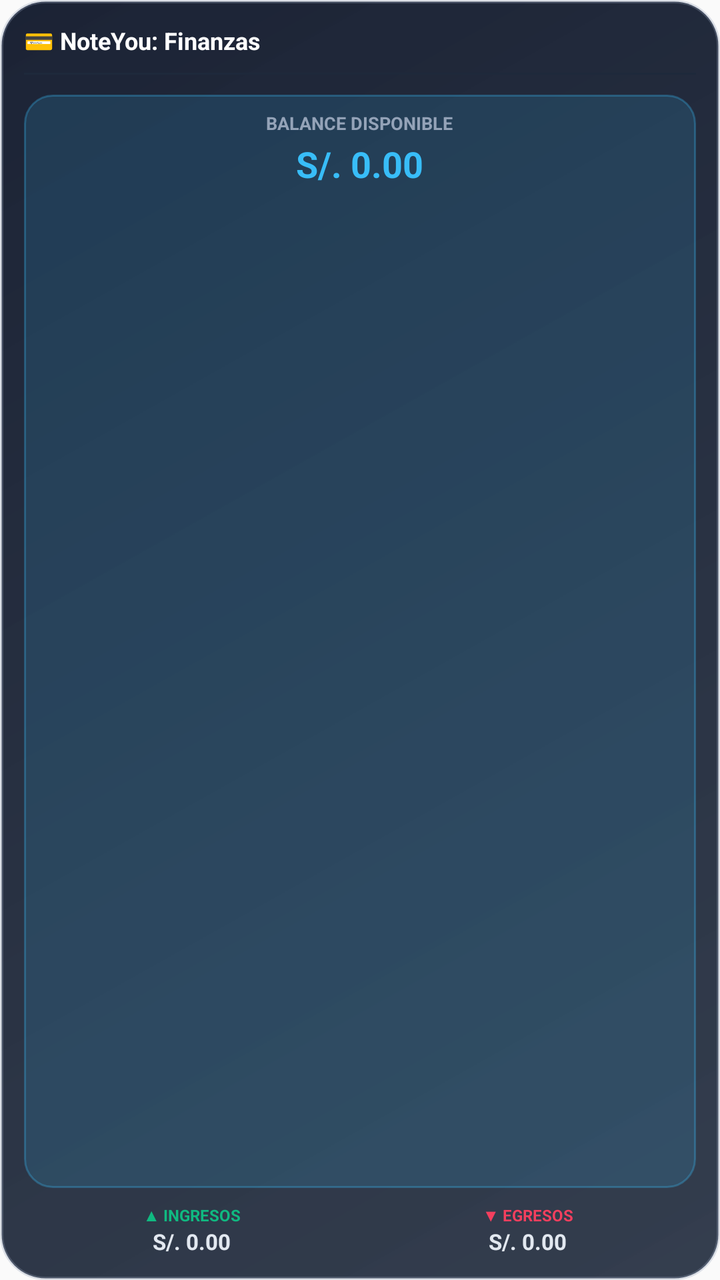
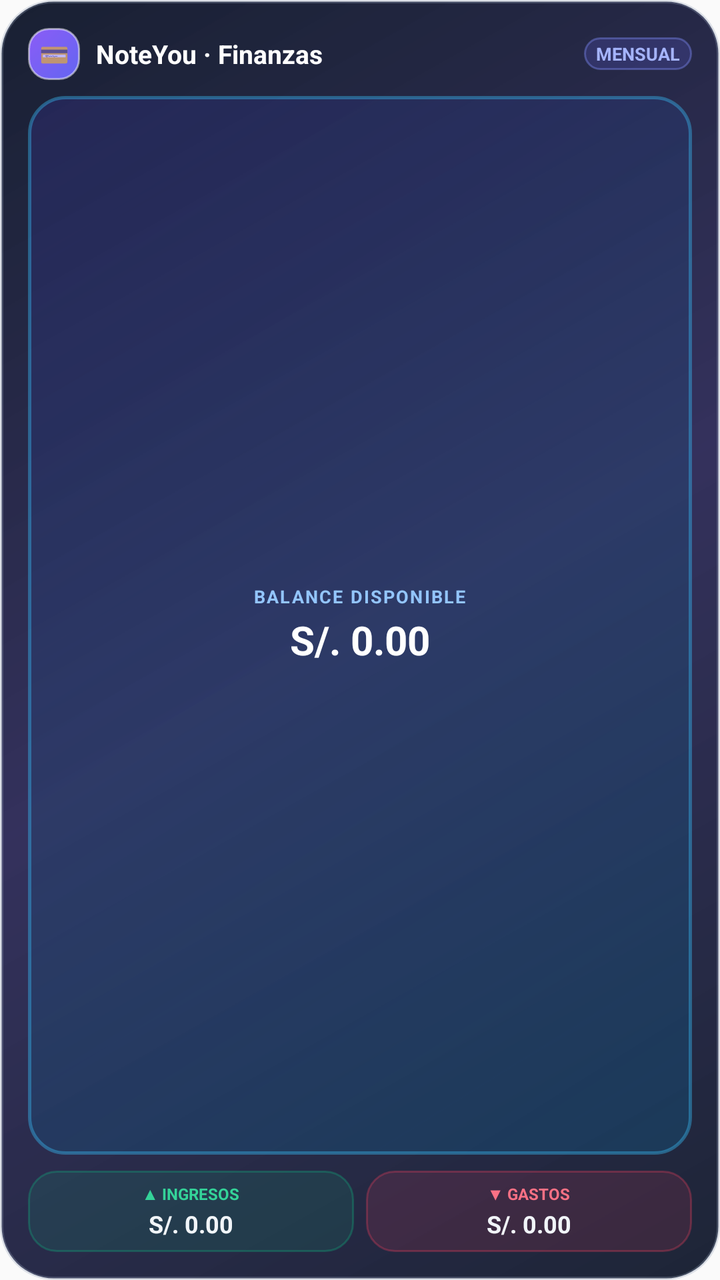

An Android layout rendered at two revisions. The XML below is the earlier revision; the diff shows what the commit changed to produce the second picture.
<!-- AndroidManifest.xml: application theme AppTheme -->
<!-- res/layout/widget_expenses.xml -->
<?xml version="1.0" encoding="utf-8"?>
<LinearLayout xmlns:android="http://schemas.android.com/apk/res/android"
    android:layout_width="match_parent"
    android:layout_height="match_parent"
    android:background="@drawable/widget_bg"
    android:orientation="vertical"
    android:padding="12dp">

    
    <TextView
        android:layout_width="match_parent"
        android:layout_height="wrap_content"
        android:text="💳 NoteYou: Finanzas"
        android:textColor="#ffffff"
        android:textSize="12sp"
        android:textStyle="bold"
        android:layout_marginBottom="8dp" />

    
    <ImageView
        android:layout_width="match_parent"
        android:layout_height="1dp"
        android:background="#1e293b"
        android:layout_marginBottom="10dp" />

    
    <LinearLayout
        android:layout_width="match_parent"
        android:layout_height="wrap_content"
        android:orientation="vertical"
        android:gravity="center_horizontal"
        android:background="@drawable/widget_kpi_card_bg"
        android:paddingVertical="8dp"
        android:paddingHorizontal="12dp"
        android:layout_weight="1"
        android:layout_marginBottom="8dp">

        <TextView
            android:layout_width="wrap_content"
            android:layout_height="wrap_content"
            android:text="BALANCE DISPONIBLE"
            android:textColor="#94a3b8"
            android:textSize="9sp"
            android:textStyle="bold" />

        <TextView
            android:id="@+id/widget_expenses_balance"
            android:layout_width="wrap_content"
            android:layout_height="wrap_content"
            android:text="S/. 0.00"
            android:textColor="#38bdf8"
            android:textSize="18sp"
            android:textStyle="bold"
            android:layout_marginTop="2dp" />
    </LinearLayout>

    
    <LinearLayout
        android:layout_width="match_parent"
        android:layout_height="wrap_content"
        android:orientation="horizontal"
        android:weightSum="2">

        
        <LinearLayout
            android:layout_width="0dp"
            android:layout_height="wrap_content"
            android:layout_weight="1"
            android:orientation="vertical"
            android:gravity="center_horizontal">

            <TextView
                android:layout_width="wrap_content"
                android:layout_height="wrap_content"
                android:text="▲ INGRESOS"
                android:textColor="#10b981"
                android:textSize="8sp"
                android:textStyle="bold" />

            <TextView
                android:id="@+id/widget_expenses_income"
                android:layout_width="wrap_content"
                android:layout_height="wrap_content"
                android:text="S/. 0.00"
                android:textColor="#e2e8f0"
                android:textSize="11sp"
                android:textStyle="bold" />
        </LinearLayout>

        
        <LinearLayout
            android:layout_width="0dp"
            android:layout_height="wrap_content"
            android:layout_weight="1"
            android:orientation="vertical"
            android:gravity="center_horizontal">

            <TextView
                android:layout_width="wrap_content"
                android:layout_height="wrap_content"
                android:text="▼ EGRESOS"
                android:textColor="#f43f5e"
                android:textSize="8sp"
                android:textStyle="bold" />

            <TextView
                android:id="@+id/widget_expenses_expenses"
                android:layout_width="wrap_content"
                android:layout_height="wrap_content"
                android:text="S/. 0.00"
                android:textColor="#e2e8f0"
                android:textSize="11sp"
                android:textStyle="bold" />
        </LinearLayout>

    </LinearLayout>

</LinearLayout>
<!-- resources referenced by this layout -->
<resources>
  <!-- drawable widget_bg (drawable) -->
  <?xml version="1.0" encoding="utf-8"?>
  <shape xmlns:android="http://schemas.android.com/apk/res/android"
      android:shape="rectangle">
      <gradient
          android:angle="135"
          android:startColor="#E61e293b"
          android:endColor="#F20f172a"
          android:type="linear" />
      <corners android:radius="22dp" />
      <stroke
          android:width="1.5dp"
          android:color="#4D94a3b8" />
  </shape>
  <!-- drawable widget_kpi_card_bg (drawable) -->
  <?xml version="1.0" encoding="utf-8"?>
  <shape xmlns:android="http://schemas.android.com/apk/res/android"
      android:shape="rectangle">
      <solid android:color="#2638bdf8" />
      <corners android:radius="14dp" />
      <stroke
          android:width="1dp"
          android:color="#4D38bdf8" />
  </shape>
  <style name="AppTheme" parent="Theme.AppCompat.Light.DarkActionBar">
          
          <item name="colorPrimary">@color/colorPrimary</item>
          <item name="colorPrimaryDark">@color/colorPrimaryDark</item>
          <item name="colorAccent">@color/colorAccent</item>
      </style>
</resources>

<!-- the commit's change to res/layout/widget_expenses.xml (unified diff, before → after) -->
@@ -4,52 +4,82 @@
     android:layout_height="match_parent"
     android:background="@drawable/widget_bg"
     android:orientation="vertical"
-    android:padding="12dp">
+    android:padding="14dp">
 
     
-    <TextView
+    <RelativeLayout
         android:layout_width="match_parent"
         android:layout_height="wrap_content"
-        android:text="💳 NoteYou: Finanzas"
-        android:textColor="#ffffff"
-        android:textSize="12sp"
-        android:textStyle="bold"
-        android:layout_marginBottom="8dp" />
+        android:layout_marginBottom="8dp">
 
-    
-    <ImageView
-        android:layout_width="match_parent"
-        android:layout_height="1dp"
-        android:background="#1e293b"
-        android:layout_marginBottom="10dp" />
+        <LinearLayout
+            android:layout_width="wrap_content"
+            android:layout_height="wrap_content"
+            android:layout_alignParentLeft="true"
+            android:layout_centerVertical="true"
+            android:orientation="horizontal"
+            android:gravity="center_vertical">
+
+            <TextView
+                android:layout_width="26dp"
+                android:layout_height="26dp"
+                android:background="@drawable/widget_icon_badge"
+                android:text="💳"
+                android:gravity="center"
+                android:textSize="12sp"
+                android:layout_marginRight="8dp" />
+
+            <TextView
+                android:layout_width="wrap_content"
+                android:layout_height="wrap_content"
+                android:text="NoteYou · Finanzas"
+                android:textColor="#FFFFFF"
+                android:textSize="13sp"
+                android:textStyle="bold" />
+        </LinearLayout>
+
+        <TextView
+            android:layout_width="wrap_content"
+            android:layout_height="wrap_content"
+            android:layout_alignParentRight="true"
+            android:layout_centerVertical="true"
+            android:background="@drawable/widget_badge_bg"
+            android:text="MENSUAL"
+            android:textColor="#A5B4FC"
+            android:textSize="9sp"
+            android:textStyle="bold"
+            android:paddingHorizontal="6dp"
+            android:paddingVertical="2dp" />
+    </RelativeLayout>
 
     
     <LinearLayout
         android:layout_width="match_parent"
         android:layout_height="wrap_content"
+        android:layout_weight="1"
+        android:background="@drawable/widget_kpi_card_bg"
         android:orientation="vertical"
-        android:gravity="center_horizontal"
-        android:background="@drawable/widget_kpi_card_bg"
-        android:paddingVertical="8dp"
+        android:gravity="center"
+        android:paddingVertical="10dp"
         android:paddingHorizontal="12dp"
-        android:layout_weight="1"
         android:layout_marginBottom="8dp">
 
         <TextView
             android:layout_width="wrap_content"
             android:layout_height="wrap_content"
             android:text="BALANCE DISPONIBLE"
-            android:textColor="#94a3b8"
+            android:textColor="#93C5FD"
             android:textSize="9sp"
-            android:textStyle="bold" />
+            android:textStyle="bold"
+            android:letterSpacing="0.08" />
 
         <TextView
             android:id="@+id/widget_expenses_balance"
             android:layout_width="wrap_content"
             android:layout_height="wrap_content"
             android:text="S/. 0.00"
-            android:textColor="#38bdf8"
-            android:textSize="18sp"
+            android:textColor="#FFFFFF"
+            android:textSize="20sp"
             android:textStyle="bold"
             android:layout_marginTop="2dp" />
     </LinearLayout>
@@ -66,14 +96,18 @@
             android:layout_width="0dp"
             android:layout_height="wrap_content"
             android:layout_weight="1"
+            android:background="@drawable/widget_income_badge_bg"
             android:orientation="vertical"
-            android:gravity="center_horizontal">
+            android:gravity="center"
+            android:paddingVertical="6dp"
+            android:paddingHorizontal="8dp"
+            android:layout_marginRight="3dp">
 
             <TextView
                 android:layout_width="wrap_content"
                 android:layout_height="wrap_content"
                 android:text="▲ INGRESOS"
-                android:textColor="#10b981"
+                android:textColor="#34D399"
                 android:textSize="8sp"
                 android:textStyle="bold" />
 
@@ -82,9 +116,10 @@
                 android:layout_width="wrap_content"
                 android:layout_height="wrap_content"
                 android:text="S/. 0.00"
-                android:textColor="#e2e8f0"
-                android:textSize="11sp"
-                android:textStyle="bold" />
+                android:textColor="#F1F5F9"
+                android:textSize="12sp"
+                android:textStyle="bold"
+                android:layout_marginTop="1dp" />
         </LinearLayout>
 
         
@@ -92,14 +127,18 @@
             android:layout_width="0dp"
             android:layout_height="wrap_content"
             android:layout_weight="1"
+            android:background="@drawable/widget_expense_badge_bg"
             android:orientation="vertical"
-            android:gravity="center_horizontal">
+            android:gravity="center"
+            android:paddingVertical="6dp"
+            android:paddingHorizontal="8dp"
+            android:layout_marginLeft="3dp">
 
             <TextView
                 android:layout_width="wrap_content"
                 android:layout_height="wrap_content"
-                android:text="▼ EGRESOS"
-                android:textColor="#f43f5e"
+                android:text="▼ GASTOS"
+                android:textColor="#FB7185"
                 android:textSize="8sp"
                 android:textStyle="bold" />
 
@@ -108,9 +147,10 @@
                 android:layout_width="wrap_content"
                 android:layout_height="wrap_content"
                 android:text="S/. 0.00"
-                android:textColor="#e2e8f0"
-                android:textSize="11sp"
-                android:textStyle="bold" />
+                android:textColor="#F1F5F9"
+                android:textSize="12sp"
+                android:textStyle="bold"
+                android:layout_marginTop="1dp" />
         </LinearLayout>
 
     </LinearLayout>
<!-- resource entries referenced after the edit -->
@@ -1,28 +1,78 @@
 <!-- resources referenced by this layout -->
 <resources>
+  <!-- drawable widget_badge_bg (drawable) -->
+  <?xml version="1.0" encoding="utf-8"?>
+  <shape xmlns:android="http://schemas.android.com/apk/res/android"
+      android:shape="rectangle">
+      <solid android:color="#336366F1" />
+      <corners android:radius="10dp" />
+      <stroke
+          android:width="1dp"
+          android:color="#66818CF8" />
+  </shape>
   <!-- drawable widget_bg (drawable) -->
   <?xml version="1.0" encoding="utf-8"?>
   <shape xmlns:android="http://schemas.android.com/apk/res/android"
       android:shape="rectangle">
       <gradient
           android:angle="135"
-          android:startColor="#E61e293b"
-          android:endColor="#F20f172a"
+          android:startColor="#F00F172A"
+          android:centerColor="#E61E1B4B"
+          android:endColor="#F50F172A"
           android:type="linear" />
-      <corners android:radius="22dp" />
+      <corners android:radius="26dp" />
       <stroke
           android:width="1.5dp"
-          android:color="#4D94a3b8" />
+          android:color="#4D94A3B8" />
+  </shape>
+  <!-- drawable widget_expense_badge_bg (drawable) -->
+  <?xml version="1.0" encoding="utf-8"?>
+  <shape xmlns:android="http://schemas.android.com/apk/res/android"
+      android:shape="rectangle">
+      <solid android:color="#20F43F5E" />
+      <corners android:radius="14dp" />
+      <stroke
+          android:width="1dp"
+          android:color="#4DF43F5E" />
+  </shape>
+  <!-- drawable widget_icon_badge (drawable) -->
+  <?xml version="1.0" encoding="utf-8"?>
+  <shape xmlns:android="http://schemas.android.com/apk/res/android"
+      android:shape="rectangle">
+      <gradient
+          android:angle="135"
+          android:startColor="#6366F1"
+          android:endColor="#8B5CF6"
+          android:type="linear" />
+      <corners android:radius="10dp" />
+      <stroke
+          android:width="1dp"
+          android:color="#80FFFFFF" />
+  </shape>
+  <!-- drawable widget_income_badge_bg (drawable) -->
+  <?xml version="1.0" encoding="utf-8"?>
+  <shape xmlns:android="http://schemas.android.com/apk/res/android"
+      android:shape="rectangle">
+      <solid android:color="#2010B981" />
+      <corners android:radius="14dp" />
+      <stroke
+          android:width="1dp"
+          android:color="#4D10B981" />
   </shape>
   <!-- drawable widget_kpi_card_bg (drawable) -->
   <?xml version="1.0" encoding="utf-8"?>
   <shape xmlns:android="http://schemas.android.com/apk/res/android"
       android:shape="rectangle">
-      <solid android:color="#2638bdf8" />
-      <corners android:radius="14dp" />
+      <gradient
+          android:angle="135"
+          android:startColor="#330284C7"
+          android:centerColor="#260369A1"
+          android:endColor="#334338CA"
+          android:type="linear" />
+      <corners android:radius="18dp" />
       <stroke
-          android:width="1dp"
-          android:color="#4D38bdf8" />
+          android:width="1.5dp"
+          android:color="#6638BDF8" />
   </shape>
   <style name="AppTheme" parent="Theme.AppCompat.Light.DarkActionBar">
           
